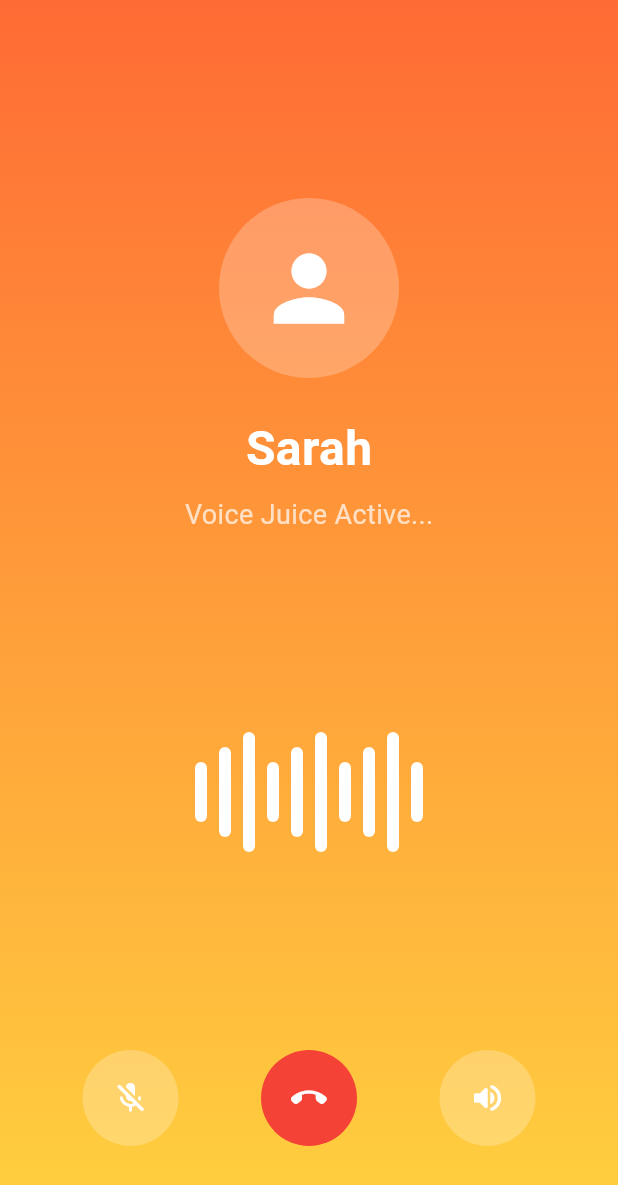
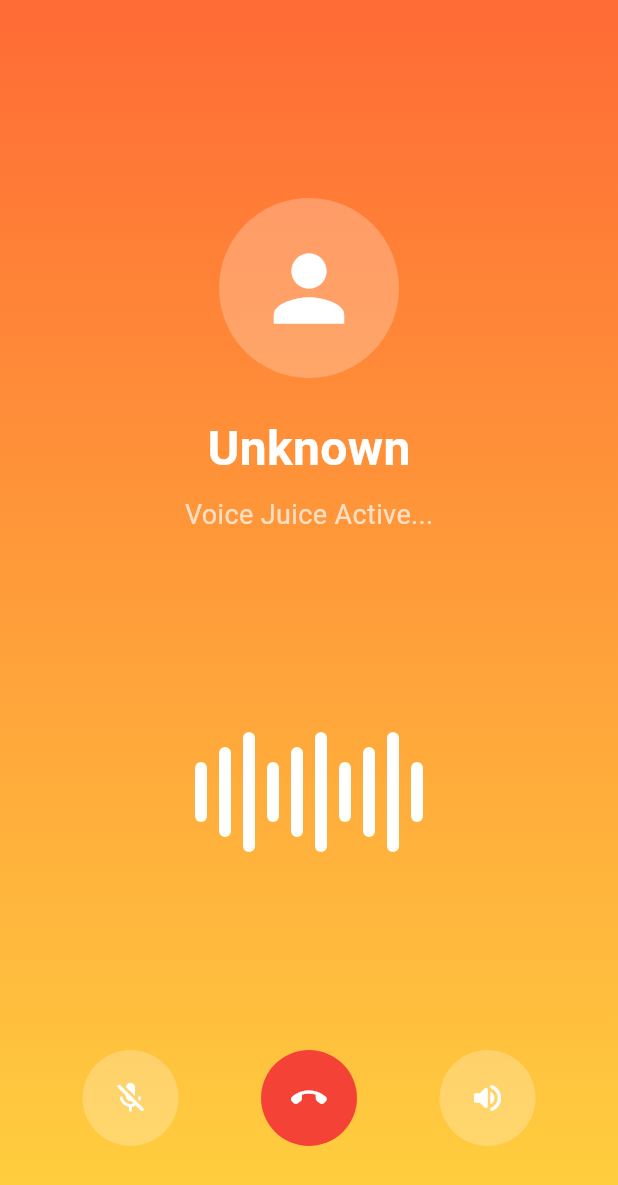
Before and after one commit to hassanmubiru/Juicedatesv2, a Flutter app: the AudioCallScreen screen opened by its route, on a phone screen of 412 x 824 dp. Shown: the top 1185 px of the screen. Run offline on Flutter 3.47's test engine with Material 3 defaults, Android fonts, the phone set to English and light mode, and no system bars; our stand-ins replace cached_network_image, cloud_firestore, firebase_auth, firebase_core, firebase_messaging, flutter_bloc and 6 more; accounts and stored records are empty.

Commit message:
Changes to be committed: 	modified:   lib/features/calling/audio_call_screen.dart 	modified:   lib/features/calling/video_call_screen.dart 	modified:   lib/features/chat/single_chat_screen.dart

```diff
--- a/lib/features/calling/audio_call_screen.dart
+++ b/lib/features/calling/audio_call_screen.dart
@@ -2,7 +2,89 @@ import 'package:flutter/material.dart';
 import '../../core/theme/juice_theme.dart';
 
 class AudioCallScreen extends StatelessWidget {
-  const AudioCallScreen({super.key});
+  final String name;
+  final String? photoUrl;
+
+  const AudioCallScreen({super.key, this.name = 'Unknown', this.photoUrl});
+
+  @override
+  Widget build(BuildContext context) {
+    return Scaffold(
+      backgroundColor: JuiceTheme.primaryTangerine,
+      body: Container(
+        decoration: BoxDecoration(gradient: JuiceTheme.primaryGradient),
+        child: Column(
+          children: [
+            const Spacer(),
+            CircleAvatar(
+              radius: 60,
+              backgroundColor: Colors.white24,
+              backgroundImage: photoUrl != null && photoUrl!.isNotEmpty
+                  ? NetworkImage(photoUrl!)
+                  : null,
+              child: photoUrl == null || photoUrl!.isEmpty
+                  ? const Icon(Icons.person, size: 70, color: Colors.white)
+                  : null,
+            ),
+            const SizedBox(height: 24),
+            Text(
+              name,
+              style: const TextStyle(
+                  color: Colors.white,
+                  fontSize: 32,
+                  fontWeight: FontWeight.bold),
+            ),
+            const SizedBox(height: 8),
+            const Text(
+              'Voice Juice Active...',
+              style: TextStyle(color: Colors.white70, fontSize: 18),
+            ),
+            const Spacer(),
+            Row(
+              mainAxisAlignment: MainAxisAlignment.center,
+              children: List.generate(
+                  10,
+                  (i) => Container(
+                        margin: const EdgeInsets.symmetric(horizontal: 4),
+                        width: 8,
+                        height: 40 + (i % 3 * 20).toDouble(),
+                        decoration: BoxDecoration(
+                          color: Colors.white,
+                          borderRadius: BorderRadius.circular(4),
+                        ),
+                      )),
+            ),
+            const Spacer(),
+            Row(
+              mainAxisAlignment: MainAxisAlignment.spaceEvenly,
+              children: [
+                _buildAction(Icons.mic_off_rounded),
+                _buildAction(Icons.call_end_rounded,
+                    color: Colors.red,
+                    onTap: () => Navigator.pop(context)),
+                _buildAction(Icons.volume_up_rounded),
+              ],
+            ),
+            const SizedBox(height: 60),
+          ],
+        ),
+      ),
+    );
+  }
+
+  Widget _buildAction(IconData icon,
+      {Color color = Colors.white24, VoidCallback? onTap}) {
+    return GestureDetector(
+      onTap: onTap,
+      child: Container(
+        width: 64,
+        height: 64,
+        decoration: BoxDecoration(color: color, shape: BoxShape.circle),
+        child: Icon(icon, color: Colors.white),
+      ),
+    );
+  }
+}
 
   @override
   Widget build(BuildContext context) {
```
Also changed, not shown: lib/features/calling/video_call_screen.dart (+84 -1 lines), lib/features/chat/single_chat_screen.dart (+10 -2 lines).
